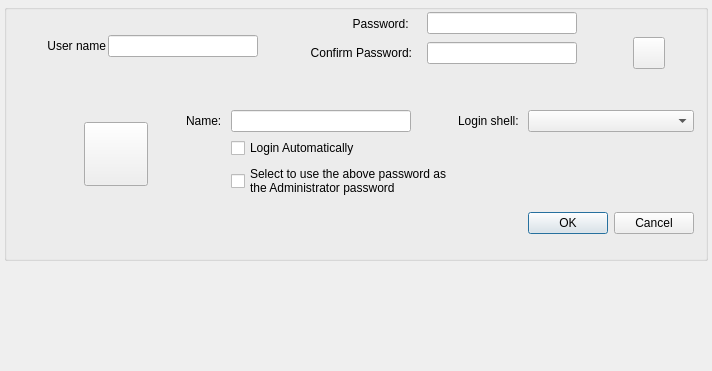
Qt form src/modules/users/adduserdialog.ui (calamares/calamares) before a commit.
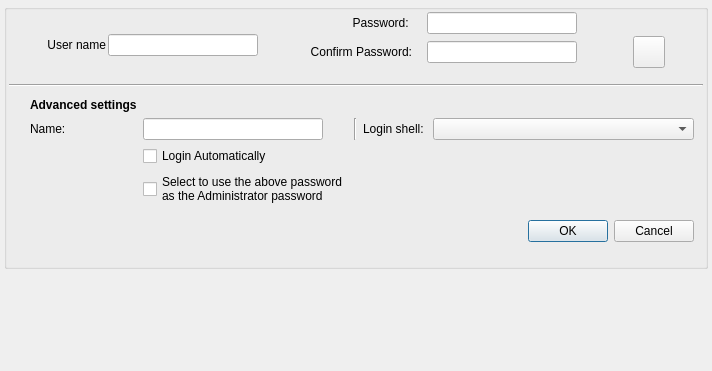
The same form after that commit. Icons and pictures are not drawn.

Commit message:
Improve alignment in "Create user" dialog.
Remove the "set avatars" button, we will find a new position.
Add lines and titles to highlight different sections.

```diff
--- a/src/modules/users/adduserdialog.ui
+++ b/src/modules/users/adduserdialog.ui
@@ -58,32 +58,6 @@
       </property>
       <item>
        <layout class="QGridLayout" name="gridLayout">
-        <item row="0" column="4" rowspan="4">
-         <spacer name="horizontalSpacer_7">
-          <property name="orientation">
-           <enum>Qt::Horizontal</enum>
-          </property>
-          <property name="sizeType">
-           <enum>QSizePolicy::Fixed</enum>
-          </property>
-          <property name="sizeHint" stdset="0">
-           <size>
-            <width>13</width>
-            <height>20</height>
-           </size>
-          </property>
-         </spacer>
-        </item>
-        <item row="0" column="5" rowspan="3" colspan="2">
-         <widget class="QLineEdit" name="passLine">
-          <property name="minimumSize">
-           <size>
-            <width>150</width>
-            <height>0</height>
-           </size>
-          </property>
-         </widget>
-        </item>
         <item row="0" column="3" rowspan="3">
          <widget class="QLabel" name="label_2">
           <property name="text">
@@ -94,18 +68,24 @@
           </property>
          </widget>
         </item>
-        <item row="3" column="5" colspan="2">
-         <widget class="QLineEdit" name="confirmPassLine">
-          <property name="minimumSize">
+        <item row="0" column="4" rowspan="4">
+         <spacer name="horizontalSpacer_7">
+          <property name="orientation">
+           <enum>Qt::Horizontal</enum>
+          </property>
+          <property name="sizeType">
+           <enum>QSizePolicy::Fixed</enum>
+          </property>
+          <property name="sizeHint" stdset="0">
            <size>
-            <width>150</width>
-            <height>0</height>
+            <width>13</width>
+            <height>20</height>
            </size>
           </property>
-         </widget>
+         </spacer>
         </item>
-        <item row="0" column="11" rowspan="4">
-         <spacer name="horizontalSpacer_5">
+        <item row="0" column="0" rowspan="4">
+         <spacer name="horizontalSpacer_4">
           <property name="orientation">
            <enum>Qt::Horizontal</enum>
           </property>
@@ -127,35 +107,6 @@
           </property>
          </widget>
         </item>
-        <item row="0" column="9" rowspan="4">
-         <spacer name="horizontalSpacer_3">
-          <property name="orientation">
-           <enum>Qt::Horizontal</enum>
-          </property>
-          <property name="sizeType">
-           <enum>QSizePolicy::Fixed</enum>
-          </property>
-          <property name="sizeHint" stdset="0">
-           <size>
-            <width>20</width>
-            <height>20</height>
-           </size>
-          </property>
-         </spacer>
-        </item>
-        <item row="0" column="0" rowspan="4">
-         <spacer name="horizontalSpacer_4">
-          <property name="orientation">
-           <enum>Qt::Horizontal</enum>
-          </property>
-          <property name="sizeHint" stdset="0">
-           <size>
-            <width>40</width>
-            <height>20</height>
-           </size>
-          </property>
-         </spacer>
-        </item>
         <item row="1" column="1" rowspan="4">
          <layout class="QVBoxLayout" name="userNameLayout">
           <item>
@@ -223,6 +174,26 @@
           </item>
          </layout>
         </item>
+        <item row="3" column="5" colspan="2">
+         <widget class="QLineEdit" name="confirmPassLine">
+          <property name="minimumSize">
+           <size>
+            <width>150</width>
+            <height>0</height>
+           </size>
+          </property>
+         </widget>
+        </item>
+        <item row="0" column="5" rowspan="3" colspan="2">
+         <widget class="QLineEdit" name="passLine">
+          <property name="minimumSize">
+           <size>
+            <width>150</width>
+            <height>0</height>
+           </size>
+          </property>
+         </widget>
+        </item>
         <item row="0" column="7" rowspan="4" colspan="2">
          <widget class="QLabel" name="confirmPwCheck">
           <property name="minimumSize">
@@ -242,8 +213,21 @@
           </property>
          </widget>
         </item>
-        <item row="0" column="2" rowspan="4">
-         <spacer name="horizontalSpacer">
+        <item row="0" column="11" rowspan="4">
+         <spacer name="horizontalSpacer_5">
+          <property name="orientation">
+           <enum>Qt::Horizontal</enum>
+          </property>
+          <property name="sizeHint" stdset="0">
+           <size>
+            <width>40</width>
+            <height>20</height>
+           </size>
+          </property>
+         </spacer>
+        </item>
+        <item row="0" column="9" rowspan="4">
+         <spacer name="horizontalSpacer_3">
           <property name="orientation">
            <enum>Qt::Horizontal</enum>
           </property>
@@ -252,7 +236,7 @@
           </property>
           <property name="sizeHint" stdset="0">
            <size>
-            <width>50</width>
+            <width>20</width>
             <height>20</height>
            </size>
           </property>
@@ -285,6 +269,22 @@
           </property>
          </widget>
         </item>
+        <item row="0" column="2" rowspan="4">
+         <spacer name="horizontalSpacer">
+          <property name="orientation">
+           <enum>Qt::Horizontal</enum>
+          </property>
+          <property name="sizeType">
+           <enum>QSizePolicy::Fixed</enum>
+          </property>
+          <property name="sizeHint" stdset="0">
+           <size>
+            <width>50</width>
+            <height>20</height>
+           </size>
+          </property>
+         </spacer>
+        </item>
        </layout>
       </item>
       <item>
@@ -304,141 +304,116 @@
        </spacer>
       </item>
       <item>
-       <widget class="QLabel" name="pwERRORLabel">
-        <property name="text">
-         <string/>
-        </property>
-        <property name="alignment">
-         <set>Qt::AlignCenter</set>
+       <widget class="Line" name="line">
+        <property name="orientation">
+         <enum>Qt::Horizontal</enum>
         </property>
        </widget>
       </item>
       <item>
        <widget class="QWidget" name="extWidget" native="true">
         <layout class="QGridLayout" name="gridLayout_2">
-         <item row="1" column="2" rowspan="3">
-          <spacer name="horizontalSpacer_2">
-           <property name="orientation">
-            <enum>Qt::Horizontal</enum>
-           </property>
-           <property name="sizeType">
-            <enum>QSizePolicy::Fixed</enum>
-           </property>
-           <property name="sizeHint" stdset="0">
-            <size>
-             <width>20</width>
-             <height>20</height>
-            </size>
-           </property>
-          </spacer>
-         </item>
-         <item row="2" column="5" colspan="2">
-          <widget class="QCheckBox" name="autoLoginCheckBox">
-           <property name="text">
-            <string>Login Automatically</string>
-           </property>
-          </widget>
-         </item>
-         <item row="4" column="0" colspan="8">
-          <widget class="QWidget" name="rootPwWidget" native="true">
-           <layout class="QGridLayout" name="gridLayout_4">
-            <item row="0" column="1">
-             <spacer name="horizontalSpacer_11">
-              <property name="orientation">
-               <enum>Qt::Horizontal</enum>
-              </property>
-              <property name="sizeHint" stdset="0">
-               <size>
-                <width>40</width>
-                <height>20</height>
-               </size>
-              </property>
-             </spacer>
-            </item>
-            <item row="0" column="0">
-             <spacer name="horizontalSpacer_9">
-              <property name="orientation">
-               <enum>Qt::Horizontal</enum>
-              </property>
-              <property name="sizeHint" stdset="0">
-               <size>
-                <width>40</width>
-                <height>20</height>
-               </size>
-              </property>
-             </spacer>
-            </item>
-           </layout>
-          </widget>
-         </item>
          <item row="1" column="7">
+          <widget class="QComboBox" name="loginShellSelection"/>
+         </item>
+         <item row="1" column="2">
+          <widget class="QLabel" name="label_4">
+           <property name="text">
+            <string>Name: </string>
+           </property>
+          </widget>
+         </item>
+         <item row="1" column="3" colspan="2">
+          <widget class="QLineEdit" name="nameLine">
+           <property name="maximumSize">
+            <size>
+             <width>180</width>
+             <height>16777215</height>
+            </size>
+           </property>
+          </widget>
+         </item>
+         <item row="1" column="6">
           <widget class="QLabel" name="label_5">
            <property name="text">
             <string>Login shell: </string>
            </property>
           </widget>
          </item>
-         <item row="3" column="5" colspan="2">
+         <item row="3" column="3" colspan="2">
           <widget class="QCheckBox" name="rootUsesUserPwCheckBox">
            <property name="text">
-            <string>Select to use the above password as 
-the Administrator password</string>
+            <string>Select to use the above password
+as the Administrator password</string>
            </property>
           </widget>
          </item>
-         <item row="1" column="0" rowspan="3">
-          <spacer name="horizontalSpacer_8">
-           <property name="orientation">
-            <enum>Qt::Horizontal</enum>
-           </property>
-           <property name="sizeHint" stdset="0">
-            <size>
-             <width>40</width>
-             <height>20</height>
-            </size>
-           </property>
-          </spacer>
-         </item>
-         <item row="1" column="1" rowspan="3">
-          <widget class="QPushButton" name="avatar">
-           <property name="minimumSize">
-            <size>
-             <width>64</width>
-             <height>64</height>
-            </size>
-           </property>
+         <item row="2" column="3" colspan="2">
+          <widget class="QCheckBox" name="autoLoginCheckBox">
            <property name="text">
-            <string/>
+            <string>Login Automatically</string>
            </property>
           </widget>
          </item>
-         <item row="4" column="8">
+         <item row="4" column="7">
           <widget class="QDialogButtonBox" name="dialogButtonBox">
            <property name="standardButtons">
             <set>QDialogButtonBox::Cancel|QDialogButtonBox::Ok</set>
            </property>
           </widget>
          </item>
-         <item row="1" column="5" colspan="2">
-          <widget class="QLineEdit" name="nameLine">
-           <property name="maximumSize">
-            <size>
-             <width>180</width>
-             <height>16777215</height>
-            </size>
+         <item row="1" column="5">
+          <widget class="Line" name="line_3">
+           <property name="orientation">
+            <enum>Qt::Vertical</enum>
            </property>
           </widget>
          </item>
-         <item row="1" column="4">
-          <widget class="QLabel" name="label_4">
+         <item row="4" column="0" colspan="7">
+          <widget class="QWidget" name="rootPwWidget" native="true">
+           <layout class="QGridLayout" name="gridLayout_4">
+            <item row="0" column="0">
+             <spacer name="horizontalSpacer_9">
+              <property name="orientation">
+               <enum>Qt::Horizontal</enum>
+              </property>
+              <property name="sizeHint" stdset="0">
+               <size>
+                <width>40</width>
+                <height>20</height>
+               </size>
+              </property>
+             </spacer>
+            </item>
+            <item row="0" column="1">
+             <spacer name="horizontalSpacer_11">
+              <property name="orientation">
+               <enum>Qt::Horizontal</enum>
+              </property>
+              <property name="sizeHint" stdset="0">
+               <size>
+                <width>40</width>
+                <height>20</height>
+               </size>
+              </property>
+             </spacer>
+            </item>
+           </layout>
+          </widget>
+         </item>
+         <item row="0" column="2">
+          <widget class="QLabel" name="label_6">
+           <property name="font">
+            <font>
+             <weight>75</weight>
+             <bold>true</bold>
+            </font>
+           </property>
            <property name="text">
-            <string>Name: </string>
+            <string>Advanced settings</string>
            </property>
           </widget>
          </item>
-         <item row="1" column="8">
-          <widget class="QComboBox" name="loginShellSelection"/>
-         </item>
         </layout>
        </widget>
       </item>
```
Left out of the diff: 1 changed line with no effect on the pictures.
